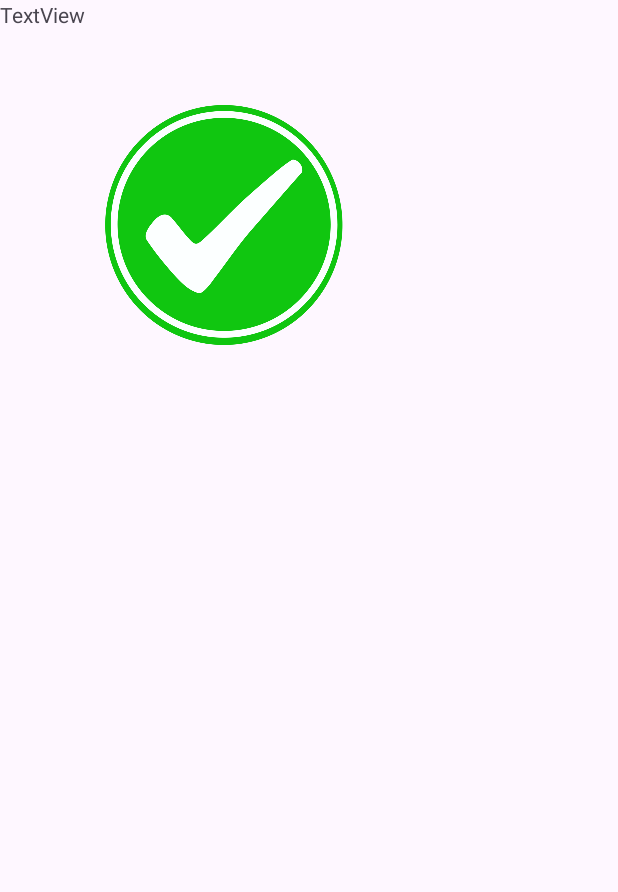
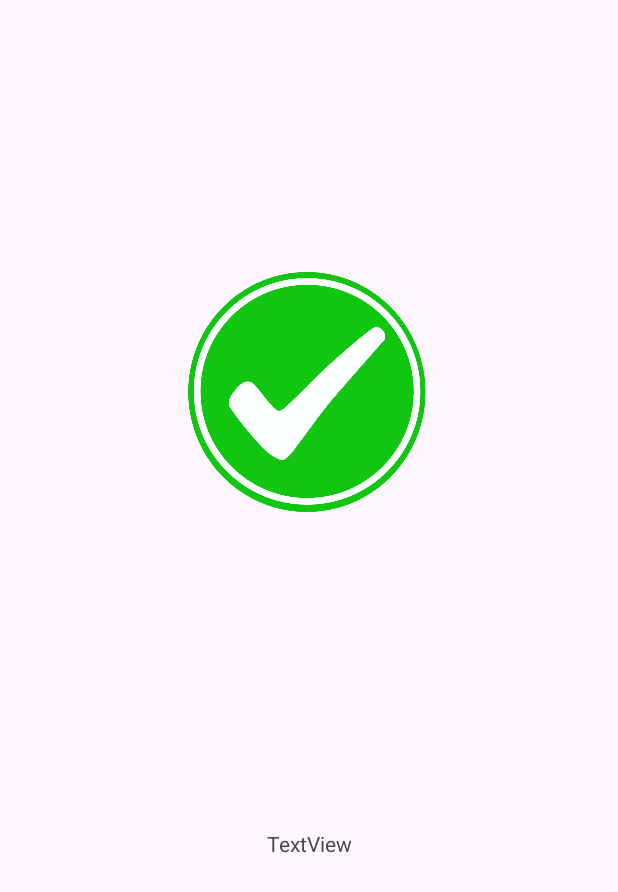
Before and after one commit to Hamkrok/android-studio, an Android app: the MainActivity5 screen opened directly, with no data from a screen before it, on a phone screen of 412 x 824 dp. Shown: the top 892 px of the screen. Run offline under Robolectric (Android 15) with nearby library versions, the phone set to English and light mode, and no system bars.

Commit message:
pagina's stylen

```diff
--- a/app/src/main/java/com/example/snackbar_app/MainActivity2.kt
+++ b/app/src/main/java/com/example/snackbar_app/MainActivity2.kt
@@ -42,6 +42,9 @@ class MainActivity2 : AppCompatActivity() {
 
         val bestel = findViewById<Button>(R.id.button2)
         bestel.setOnClickListener{
+            val naam = name.text.toString()
+            val adress = adres.text.toString()
+            val postcode = post.text.toString()
             val intent = Intent(this, MainActivity3::class.java)
             startActivity(intent)
         }
--- a/app/src/main/java/com/example/snackbar_app/MainActivity3.kt
+++ b/app/src/main/java/com/example/snackbar_app/MainActivity3.kt
@@ -7,6 +7,7 @@ import androidx.appcompat.app.AppCompatActivity
 import androidx.core.view.ViewCompat
 import androidx.core.view.WindowInsetsCompat
 import android.content.Intent
+import android.widget.ImageButton
 
 class MainActivity3 : AppCompatActivity() {
     override fun onCreate(savedInstanceState: Bundle?) {
@@ -18,6 +19,11 @@ class MainActivity3 : AppCompatActivity() {
             v.setPadding(systemBars.left, systemBars.top, systemBars.right, systemBars.bottom)
             insets
         }
+        val terug = findViewById<ImageButton>(R.id.imageButton9)
+        terug.setOnClickListener{
+            finish()
+        }
+        val name = intent.extras?.getString("naam")
 
         val bestellen = findViewById<Button>(R.id.button3)
         bestellen.setOnClickListener {
--- a/app/src/main/java/com/example/snackbar_app/MainActivity5.kt
+++ b/app/src/main/java/com/example/snackbar_app/MainActivity5.kt
@@ -1,7 +1,7 @@
 package com.example.snackbar_app
 
 import android.os.Bundle
-import android.widget.TextView
+import android.widget.ImageButton
 import androidx.activity.enableEdgeToEdge
 import androidx.appcompat.app.AppCompatActivity
 import androidx.core.view.ViewCompat
@@ -17,6 +17,5 @@ class MainActivity5 : AppCompatActivity() {
             v.setPadding(systemBars.left, systemBars.top, systemBars.right, systemBars.bottom)
             insets
         }
-        result = findViewById<TextView>(R.id.textView6)
     }
 }
--- a/app/src/main/res/layout/activity_main5.xml
+++ b/app/src/main/res/layout/activity_main5.xml
@@ -11,15 +11,23 @@
         android:id="@+id/imageView3"
         android:layout_width="300dp"
         android:layout_height="300dp"
-        app:srcCompat="@drawable/green_check_mark_icon_with_circle_tick_box_check_list_circle_frame_checkbox_symbol_sign_png"
-        tools:layout_editor_absoluteX="55dp"
-        tools:layout_editor_absoluteY="85dp" />
+        app:layout_constraintBottom_toBottomOf="parent"
+        app:layout_constraintEnd_toEndOf="parent"
+        app:layout_constraintHorizontal_bias="0.495"
+        app:layout_constraintStart_toStartOf="parent"
+        app:layout_constraintTop_toTopOf="parent"
+        app:layout_constraintVertical_bias="0.213"
+        app:srcCompat="@drawable/green_check_mark_icon_with_circle_tick_box_check_list_circle_frame_checkbox_symbol_sign_png" />
 
     <TextView
         android:id="@+id/textView6"
-        android:layout_width="wrap_content"
-        android:layout_height="wrap_content"
+        android:layout_width="159dp"
+        android:layout_height="69dp"
         android:text="TextView"
-        tools:layout_editor_absoluteX="177dp"
-        tools:layout_editor_absoluteY="457dp" />
+        android:textAlignment="center"
+        app:layout_constraintBottom_toBottomOf="parent"
+        app:layout_constraintEnd_toEndOf="parent"
+        app:layout_constraintStart_toStartOf="parent"
+        app:layout_constraintTop_toBottomOf="@+id/imageView3"
+        app:layout_constraintVertical_bias="0.411" />
 </androidx.constraintlayout.widget.ConstraintLayout>
```
Also changed, not shown: app/src/main/java/com/example/snackbar_app/MainActivity4.kt (+13 -0 lines), app/src/main/res/layout/activity_main3.xml (+20 -0 lines), app/src/main/res/layout/activity_main4.xml (+67 -0 lines).
